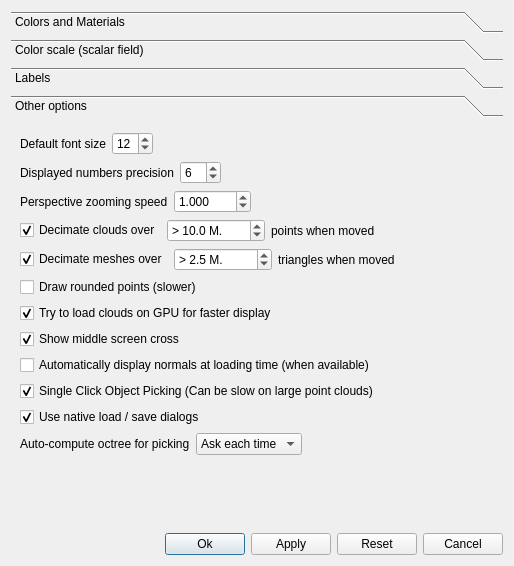
Above: libs/CCAppCommon/ui/displayOptionsDlg.ui from CloudCompare/CloudCompare before the change. Below: the same form after it.
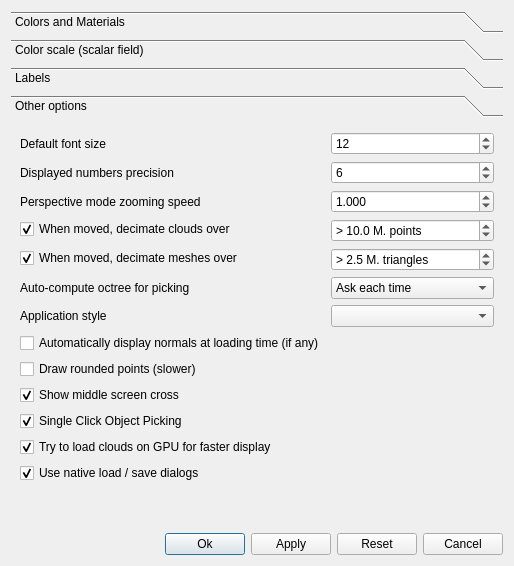
That is the form after the change. Icons and pictures are not drawn.

Commit message: New display option to change the application style (+ big syntax cleanup)

Diff of the .ui file:
```diff
--- a/libs/CCAppCommon/ui/displayOptionsDlg.ui
+++ b/libs/CCAppCommon/ui/displayOptionsDlg.ui
@@ -603,23 +603,21 @@
         <x>0</x>
         <y>0</y>
         <width>496</width>
-        <height>411</height>
+        <height>409</height>
        </rect>
       </property>
       <attribute name="label">
        <string>Other options</string>
       </attribute>
-      <layout class="QVBoxLayout" name="verticalLayout_8">
-       <item>
-        <layout class="QHBoxLayout" name="horizontalLayout_4">
-         <item>
+      <layout class="QFormLayout" name="formLayout">
+       <item row="0" column="0">
           <widget class="QLabel" name="label_11">
            <property name="text">
             <string>Default font size</string>
            </property>
           </widget>
          </item>
-         <item>
+       <item row="0" column="1">
           <widget class="QSpinBox" name="defaultFontSizeSpinBox">
            <property name="minimum">
             <number>6</number>
@@ -632,62 +630,28 @@
            </property>
           </widget>
          </item>
-         <item>
-          <spacer name="horizontalSpacer_3">
-           <property name="orientation">
-            <enum>Qt::Horizontal</enum>
-           </property>
-           <property name="sizeHint" stdset="0">
-            <size>
-             <width>40</width>
-             <height>20</height>
-            </size>
-           </property>
-          </spacer>
-         </item>
-        </layout>
-       </item>
-       <item>
-        <layout class="QHBoxLayout" name="horizontalLayout_3">
-         <item>
+       <item row="1" column="0">
           <widget class="QLabel" name="label_14">
            <property name="text">
             <string>Displayed numbers precision</string>
            </property>
           </widget>
          </item>
-         <item>
+       <item row="1" column="1">
           <widget class="QSpinBox" name="numberPrecisionSpinBox">
            <property name="value">
             <number>6</number>
            </property>
           </widget>
          </item>
-         <item>
-          <spacer name="horizontalSpacer_2">
-           <property name="orientation">
-            <enum>Qt::Horizontal</enum>
-           </property>
-           <property name="sizeHint" stdset="0">
-            <size>
-             <width>40</width>
-             <height>20</height>
-            </size>
-           </property>
-          </spacer>
-         </item>
-        </layout>
-       </item>
-       <item>
-        <layout class="QHBoxLayout" name="horizontalLayout_5">
-         <item>
+       <item row="2" column="0">
           <widget class="QLabel" name="label_17">
            <property name="text">
-            <string>Perspective zooming speed</string>
+          <string>Perspective mode zooming speed</string>
            </property>
           </widget>
          </item>
-         <item>
+       <item row="2" column="1">
           <widget class="QDoubleSpinBox" name="zoomSpeedDoubleSpinBox">
            <property name="toolTip">
             <string>Zoom/walk speed in perspective mode (default = 1.0)</string>
@@ -706,24 +670,7 @@
            </property>
           </widget>
          </item>
-         <item>
-          <spacer name="horizontalSpacer_4">
-           <property name="orientation">
-            <enum>Qt::Horizontal</enum>
-           </property>
-           <property name="sizeHint" stdset="0">
-            <size>
-             <width>40</width>
-             <height>20</height>
-            </size>
-           </property>
-          </spacer>
-         </item>
-        </layout>
-       </item>
-       <item>
-        <layout class="QHBoxLayout" name="horizontalLayout_9">
-         <item>
+       <item row="3" column="0">
           <widget class="QCheckBox" name="decimateCloudBox">
            <property name="statusTip">
             <string>Automatically decimate big point clouds when moved</string>
@@ -732,14 +679,14 @@
             <string>Automatically decimate big point clouds when moved</string>
            </property>
            <property name="text">
-            <string>Decimate clouds over</string>
+          <string>When moved, decimate clouds over</string>
            </property>
            <property name="checked">
             <bool>true</bool>
            </property>
           </widget>
          </item>
-         <item>
+       <item row="3" column="1">
           <widget class="QDoubleSpinBox" name="maxCloudSizeDoubleSpinBox">
            <property name="toolTip">
             <string>Minimum number of points to activate decimation</string>
@@ -748,7 +695,7 @@
             <string notr="true">&gt; </string>
            </property>
            <property name="suffix">
-            <string notr="true"> M.</string>
+          <string notr="true"> M. points</string>
            </property>
            <property name="decimals">
             <number>1</number>
@@ -764,31 +711,7 @@
            </property>
           </widget>
          </item>
-         <item>
-          <widget class="QLabel" name="label_21">
-           <property name="text">
-            <string>points when moved</string>
-           </property>
-          </widget>
-         </item>
-         <item>
-          <spacer name="horizontalSpacer_5">
-           <property name="orientation">
-            <enum>Qt::Horizontal</enum>
-           </property>
-           <property name="sizeHint" stdset="0">
-            <size>
-             <width>40</width>
-             <height>20</height>
-            </size>
-           </property>
-          </spacer>
-         </item>
-        </layout>
-       </item>
-       <item>
-        <layout class="QHBoxLayout" name="horizontalLayout_8">
-         <item>
+       <item row="4" column="0">
           <widget class="QCheckBox" name="decimateMeshBox">
            <property name="statusTip">
             <string>Automatically decimate big meshes when moved</string>
@@ -797,14 +720,14 @@
             <string>Automatically decimate big meshes when moved</string>
            </property>
            <property name="text">
-            <string>Decimate meshes over</string>
+          <string>When moved, decimate meshes over</string>
            </property>
            <property name="checked">
             <bool>true</bool>
            </property>
           </widget>
          </item>
-         <item>
+       <item row="4" column="1">
           <widget class="QDoubleSpinBox" name="maxMeshSizeDoubleSpinBox">
            <property name="toolTip">
             <string>Minimum number of triangles to activate decimation</string>
@@ -813,7 +736,7 @@
             <string notr="true">&gt; </string>
            </property>
            <property name="suffix">
-            <string notr="true"> M.</string>
+          <string notr="true"> M. triangles</string>
            </property>
            <property name="decimals">
             <number>1</number>
@@ -832,98 +755,14 @@
            </property>
           </widget>
          </item>
-         <item>
-          <widget class="QLabel" name="label_19">
-           <property name="text">
-            <string>triangles when moved</string>
-           </property>
-          </widget>
-         </item>
-         <item>
-          <spacer name="horizontalSpacer_7">
-           <property name="orientation">
-            <enum>Qt::Horizontal</enum>
-           </property>
-           <property name="sizeHint" stdset="0">
-            <size>
-             <width>40</width>
-             <height>20</height>
-            </size>
-           </property>
-          </spacer>
-         </item>
-        </layout>
-       </item>
-       <item>
-        <widget class="QCheckBox" name="drawRoundedPointsCheckBox">
-         <property name="text">
-          <string>Draw rounded points (slower)</string>
-         </property>
-        </widget>
-       </item>
-       <item>
-        <widget class="QCheckBox" name="useVBOCheckBox">
-         <property name="text">
-          <string>Try to load clouds on GPU for faster display</string>
-         </property>
-         <property name="checked">
-          <bool>true</bool>
-         </property>
-        </widget>
-       </item>
-       <item>
-        <widget class="QCheckBox" name="showCrossCheckBox">
-         <property name="toolTip">
-          <string>A cross is displayed in the middle of the screen</string>
-         </property>
-         <property name="statusTip">
-          <string>A cross is displayed in the middle of the screen</string>
-         </property>
-         <property name="text">
-          <string>Show middle screen cross</string>
-         </property>
-         <property name="checked">
-          <bool>true</bool>
-         </property>
-        </widget>
-       </item>
-       <item>
-        <widget class="QCheckBox" name="autoDisplayNormalsCheckBox">
-         <property name="text">
-          <string>Automatically display normals at loading time (when available)</string>
-         </property>
-        </widget>
-       </item>
-       <item>
-        <widget class="QCheckBox" name="singleClickPickingCheckBox">
-         <property name="text">
-          <string>Single Click Object Picking (Can be slow on large point clouds)</string>
-         </property>
-         <property name="checked">
-          <bool>true</bool>
-         </property>
-        </widget>
-       </item>
-       <item>
-        <widget class="QCheckBox" name="useNativeDialogsCheckBox">
-         <property name="text">
-          <string>Use native load / save dialogs</string>
-         </property>
-         <property name="checked">
-          <bool>true</bool>
-         </property>
-        </widget>
-       </item>
-       <item>
-        <layout class="QHBoxLayout" name="horizontalLayout_10">
-         <item>
+       <item row="5" column="0">
           <widget class="QLabel" name="label_22">
            <property name="text">
             <string>Auto-compute octree for picking</string>
            </property>
           </widget>
          </item>
-         <item>
+       <item row="5" column="1">
           <widget class="QComboBox" name="autoComputeOctreeComboBox">
            <property name="toolTip">
             <string>Octree computation can be long but the picking is then much faster</string>
@@ -948,22 +787,57 @@
            </item>
           </widget>
          </item>
-         <item>
-          <spacer name="horizontalSpacer_8">
-           <property name="orientation">
-            <enum>Qt::Horizontal</enum>
-           </property>
-           <property name="sizeHint" stdset="0">
-            <size>
-             <width>40</width>
-             <height>20</height>
-            </size>
-           </property>
-          </spacer>
-         </item>
-        </layout>
+       <item row="7" column="0">
+        <widget class="QCheckBox" name="autoDisplayNormalsCheckBox">
+         <property name="text">
+          <string>Automatically display normals at loading time (if any)</string>
+         </property>
+        </widget>
+       </item>
+       <item row="8" column="0">
+        <widget class="QCheckBox" name="drawRoundedPointsCheckBox">
+         <property name="text">
+          <string>Draw rounded points (slower)</string>
+         </property>
+        </widget>
+       </item>
+       <item row="9" column="0">
+        <widget class="QCheckBox" name="showCrossCheckBox">
+         <property name="toolTip">
+          <string>A cross is displayed in the middle of the screen</string>
+         </property>
+         <property name="statusTip">
+          <string>A cross is displayed in the middle of the screen</string>
+         </property>
+         <property name="text">
+          <string>Show middle screen cross</string>
+         </property>
+         <property name="checked">
+          <bool>true</bool>
+         </property>
+        </widget>
        </item>
-       <item>
+       <item row="11" column="0">
+        <widget class="QCheckBox" name="useVBOCheckBox">
+         <property name="text">
+          <string>Try to load clouds on GPU for faster display</string>
+         </property>
+         <property name="checked">
+          <bool>true</bool>
+         </property>
+        </widget>
+       </item>
+       <item row="12" column="0">
+        <widget class="QCheckBox" name="useNativeDialogsCheckBox">
+         <property name="text">
+          <string>Use native load / save dialogs</string>
+         </property>
+         <property name="checked">
+          <bool>true</bool>
+         </property>
+        </widget>
+       </item>
+       <item row="13" column="0">
         <spacer name="verticalSpacer_3">
          <property name="orientation">
           <enum>Qt::Vertical</enum>
@@ -976,6 +850,29 @@
          </property>
         </spacer>
        </item>
+       <item row="10" column="0">
+        <widget class="QCheckBox" name="singleClickPickingCheckBox">
+         <property name="toolTip">
+          <string>Can be slow on large point clouds</string>
+         </property>
+         <property name="text">
+          <string>Single Click Object Picking</string>
+         </property>
+         <property name="checked">
+          <bool>true</bool>
+         </property>
+        </widget>
+       </item>
+       <item row="6" column="0">
+        <widget class="QLabel" name="label_19">
+         <property name="text">
+          <string>Application style</string>
+         </property>
+        </widget>
+       </item>
+       <item row="6" column="1">
+        <widget class="QComboBox" name="appStyleComboBox"/>
+       </item>
       </layout>
      </widget>
     </widget>
```
Left out of the diff: 6 changed lines with no effect on the pictures. Lines whose indentation alone changed are shown as unchanged. The commit also changes 18 other files.
